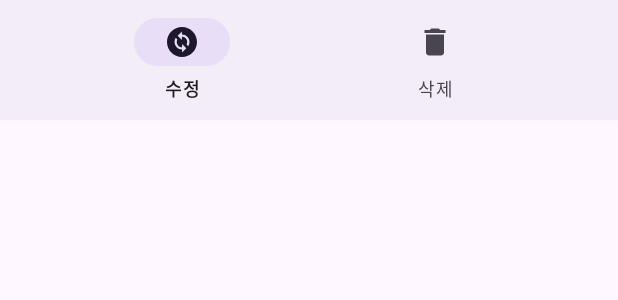
After one commit to Jeong-MyeongSu/AndroidStudy, an Android app: the layout fragment_my_dialog_bottom_sheet.xml on its own in the app's theme, with its tools: preview values and no code run, on a phone screen of 412 x 824 dp. The commit adds this screen. Shown: the top 300 px of the screen. Run offline under Robolectric (Android 15) with nearby library versions, the phone set to English and light mode, and no system bars.

Commit message:
💄 :lipstick:
popupMenu 를 bottomNavigation DialogFragment로 바꿈

```diff
--- /dev/null
+++ b/app/src/main/res/drawable/baseline_change_circle_24.xml
@@ -0,0 +1,5 @@
+<vector xmlns:android="http://schemas.android.com/apk/res/android" android:height="24dp" android:tint="#000000" android:viewportHeight="24" android:viewportWidth="24" android:width="24dp">
+
+    <path android:fillColor="@android:color/white" android:pathData="M12,2C6.48,2 2,6.48 2,12c0,5.52 4.48,10 10,10s10,-4.48 10,-10C22,6.48 17.52,2 12,2zM12.06,19v-2.01c-0.02,0 -0.04,0 -0.06,0c-1.28,0 -2.56,-0.49 -3.54,-1.46c-1.71,-1.71 -1.92,-4.35 -0.64,-6.29l1.1,1.1c-0.71,1.33 -0.53,3.01 0.59,4.13c0.7,0.7 1.62,1.03 2.54,1.01v-2.14l2.83,2.83L12.06,19zM16.17,14.76l-1.1,-1.1c0.71,-1.33 0.53,-3.01 -0.59,-4.13C13.79,8.84 12.9,8.5 12,8.5c-0.02,0 -0.04,0 -0.06,0v2.15L9.11,7.83L11.94,5v2.02c1.3,-0.02 2.61,0.45 3.6,1.45C17.24,10.17 17.45,12.82 16.17,14.76z"/>
+
+</vector>
--- /dev/null
+++ b/app/src/main/res/drawable/baseline_delete_24.xml
@@ -0,0 +1,5 @@
+<vector xmlns:android="http://schemas.android.com/apk/res/android" android:height="24dp" android:tint="#000000" android:viewportHeight="24" android:viewportWidth="24" android:width="24dp">
+
+    <path android:fillColor="@android:color/white" android:pathData="M6,19c0,1.1 0.9,2 2,2h8c1.1,0 2,-0.9 2,-2V7H6v12zM19,4h-3.5l-1,-1h-5l-1,1H5v2h14V4z"/>
+
+</vector>
--- /dev/null
+++ b/app/src/main/res/layout/fragment_my_dialog_bottom_sheet.xml
@@ -0,0 +1,19 @@
+<?xml version="1.0" encoding="utf-8"?>
+<LinearLayout xmlns:android="http://schemas.android.com/apk/res/android"
+    xmlns:app="http://schemas.android.com/apk/res-auto"
+    android:orientation="vertical"
+    android:layout_width="match_parent"
+    android:layout_height="match_parent">
+
+    <com.google.android.material.bottomnavigation.BottomNavigationView
+        android:id="@+id/bottom_navigation"
+        android:layout_width="match_parent"
+        android:layout_height="wrap_content"
+        android:layout_alignParentBottom="true"
+        android:visibility="visible"
+        app:menu="@menu/bottom_nav_menu"/>
+<!--    <ListView-->
+<!--        android:id="@+id/list_times"-->
+<!--        android:layout_width="match_parent"-->
+<!--        android:layout_height="wrap_content"/>-->
+</LinearLayout>
--- /dev/null
+++ b/app/src/main/res/menu/bottom_nav_menu.xml
@@ -0,0 +1,9 @@
+<?xml version="1.0" encoding="utf-8"?>
+<menu xmlns:android="http://schemas.android.com/apk/res/android">
+    <item android:id="@+id/item_change"
+        android:title="@string/change"
+        android:icon="@drawable/baseline_change_circle_24"/>
+    <item android:id="@+id/item_delete"
+        android:title="@string/delete"
+        android:icon="@drawable/baseline_delete_24"/>
+</menu>
--- a/app/src/main/res/values/strings.xml
+++ b/app/src/main/res/values/strings.xml
@@ -18,4 +18,6 @@
     <dimen name="sm">14sp</dimen>
     <dimen name="md">18sp</dimen>
     <dimen name="lg">24sp</dimen>
+    <!-- TODO: Remove or change this placeholder text -->
+    <string name="hello_blank_fragment">Hello blank fragment</string>
 </resources>
```
Also changed, not shown: app/src/main/java/com/wjdaudtn/mission/Todo/Adapter/TodoAdapter.kt (+78 -40 lines), app/src/main/java/com/wjdaudtn/mission/Todo/AddActivity.kt (+0 -14 lines), app/src/main/java/com/wjdaudtn/mission/Todo/TodoMainActivity.kt (+5 -2 lines), app/src/main/java/com/wjdaudtn/mission/Todo/dialog_bottom_sheet/MyDialogBottomSheet.kt (added, +100 -0 lines), app/src/main/res/layout/activity_todo_main.xml (+10 -0 lines), app/src/main/res/menu/menu_list.xml (deleted, +0 -8 lines).
